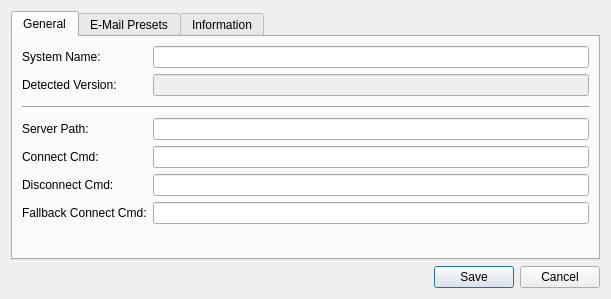
WillForan/yarraclient, file OfflineReconClient/ort_configurationdialog.ui: the form before one commit.
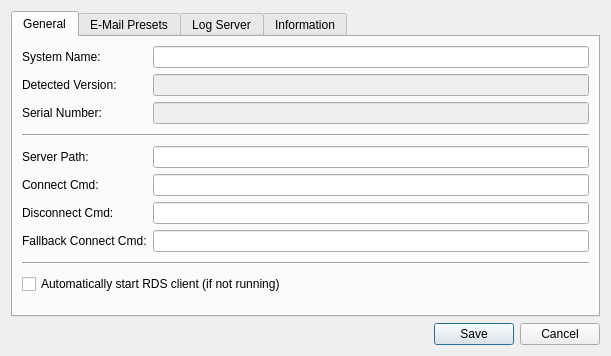
The form after the commit. The open tabs and pages were chosen to show the change. Icons and pictures are not drawn.

```diff
--- a/OfflineReconClient/ort_configurationdialog.ui
+++ b/OfflineReconClient/ort_configurationdialog.ui
@@ -10,7 +10,7 @@
     <x>0</x>
     <y>0</y>
     <width>611</width>
-    <height>299</height>
+    <height>356</height>
    </rect>
   </property>
   <property name="windowTitle">
@@ -30,10 +30,20 @@
        <string>General</string>
       </attribute>
       <layout class="QGridLayout" name="gridLayout">
-       <item row="6" column="1">
+       <item row="3" column="0">
+        <widget class="QLabel" name="serialNumberLabel">
+         <property name="text">
+          <string>Serial Number:</string>
+         </property>
+        </widget>
+       </item>
+       <item row="8" column="1">
         <widget class="QLineEdit" name="connectCmdEdit"/>
        </item>
-       <item row="9" column="0">
+       <item row="6" column="1">
+        <widget class="QLineEdit" name="serverPathEdit"/>
+       </item>
+       <item row="13" column="0">
         <spacer name="verticalSpacer">
          <property name="orientation">
           <enum>Qt::Vertical</enum>
@@ -46,30 +56,34 @@
          </property>
         </spacer>
        </item>
-       <item row="4" column="1">
-        <widget class="QLineEdit" name="serverPathEdit"/>
+       <item row="5" column="0" colspan="2">
+        <widget class="Line" name="line">
+         <property name="minimumSize">
+          <size>
+           <width>0</width>
+           <height>10</height>
+          </size>
+         </property>
+         <property name="orientation">
+          <enum>Qt::Horizontal</enum>
+         </property>
+        </widget>
        </item>
        <item row="6" column="0">
+        <widget class="QLabel" name="serverPathLabel">
+         <property name="text">
+          <string>Server Path:</string>
+         </property>
+        </widget>
+       </item>
+       <item row="8" column="0">
         <widget class="QLabel" name="connectCmdLabel">
          <property name="text">
           <string>Connect Cmd:</string>
          </property>
         </widget>
        </item>
-       <item row="3" column="0" colspan="2">
-        <widget class="Line" name="line">
-         <property name="minimumSize">
-          <size>
-           <width>0</width>
-           <height>10</height>
-          </size>
-         </property>
-         <property name="orientation">
-          <enum>Qt::Horizontal</enum>
-         </property>
-        </widget>
-       </item>
-       <item row="8" column="0">
+       <item row="10" column="0">
         <widget class="QLabel" name="fallbackConnectCmdLabel">
          <property name="minimumSize">
           <size>
@@ -82,16 +96,9 @@
          </property>
         </widget>
        </item>
-       <item row="8" column="1">
+       <item row="10" column="1">
         <widget class="QLineEdit" name="fallbackConnectCmdEdit"/>
        </item>
-       <item row="4" column="0">
-        <widget class="QLabel" name="serverPathLabel">
-         <property name="text">
-          <string>Server Path:</string>
-         </property>
-        </widget>
-       </item>
        <item row="1" column="1">
         <widget class="QLineEdit" name="systemNameEdit"/>
        </item>
@@ -102,10 +109,7 @@
          </property>
         </widget>
        </item>
-       <item row="7" column="1">
-        <widget class="QLineEdit" name="disconnectCmdEdit"/>
-       </item>
-       <item row="7" column="0">
+       <item row="9" column="0">
         <widget class="QLabel" name="disconnectCmdLabel">
          <property name="text">
           <string>Disconnect Cmd:</string>
@@ -119,6 +123,9 @@
          </property>
         </widget>
        </item>
+       <item row="9" column="1">
+        <widget class="QLineEdit" name="disconnectCmdEdit"/>
+       </item>
        <item row="2" column="1">
         <widget class="QLineEdit" name="softwareVersionEdit">
          <property name="enabled">
@@ -129,6 +136,36 @@
          </property>
         </widget>
        </item>
+       <item row="11" column="0" colspan="2">
+        <widget class="Line" name="line_2">
+         <property name="minimumSize">
+          <size>
+           <width>0</width>
+           <height>10</height>
+          </size>
+         </property>
+         <property name="orientation">
+          <enum>Qt::Horizontal</enum>
+         </property>
+        </widget>
+       </item>
+       <item row="12" column="0" colspan="2">
+        <widget class="QCheckBox" name="autoLaunchRDSCheckbox">
+         <property name="text">
+          <string>Automatically start RDS client (if not running)</string>
+         </property>
+        </widget>
+       </item>
+       <item row="3" column="1">
+        <widget class="QLineEdit" name="serialNumberEdit">
+         <property name="enabled">
+          <bool>false</bool>
+         </property>
+         <property name="readOnly">
+          <bool>true</bool>
+         </property>
+        </widget>
+       </item>
       </layout>
      </widget>
      <widget class="QWidget" name="tab_2">
@@ -159,6 +196,11 @@
        </item>
       </layout>
      </widget>
+     <widget class="QWidget" name="logServerTab">
+      <attribute name="title">
+       <string>Log Server</string>
+      </attribute>
+     </widget>
      <widget class="QWidget" name="tab_3">
       <attribute name="title">
        <string>Information</string>
```
